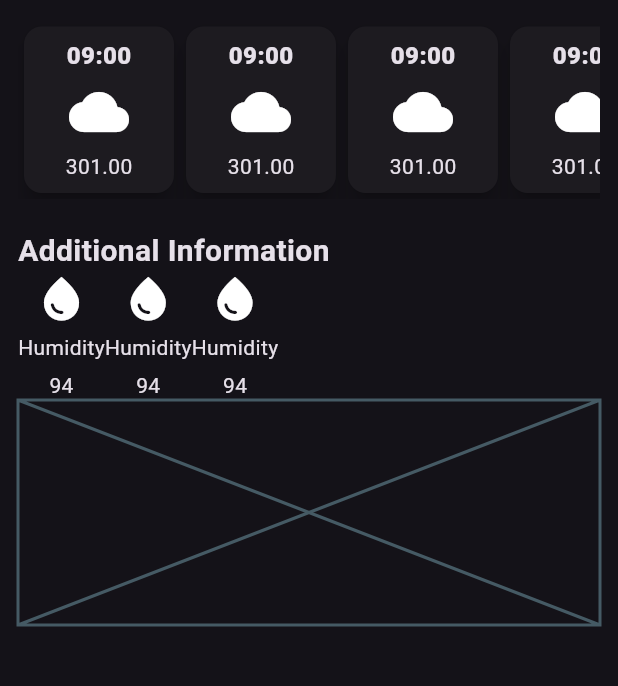
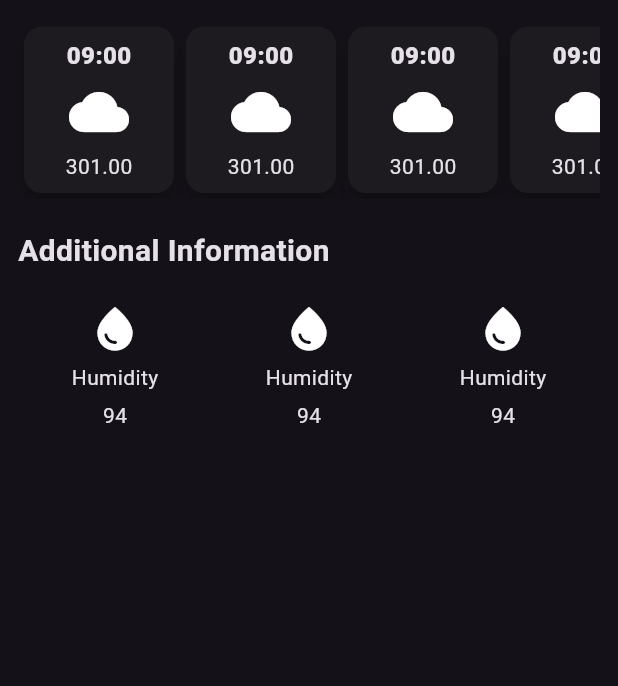
Before and after one commit to fiftheenyen/weather_app, a Flutter app: the screen it shows after launch, on a phone screen of 412 x 824 dp, the part 494-1180 px from its top. Run offline on Flutter 3.47's test engine with Material 3 defaults, Android fonts, the phone set to English and light mode, and no system bars.

Commit message:
added spacearound in the row

```diff
--- a/lib/weather_screen.dart
+++ b/lib/weather_screen.dart
@@ -90,14 +90,15 @@ class WeatherScreen extends StatelessWidget {
               'Additional Information',
               style: TextStyle(fontSize: 20, fontWeight: FontWeight.bold),
             ),
+            const SizedBox(height: 20),
             Row(
+              mainAxisAlignment: MainAxisAlignment.spaceAround,
               children: [
                 AdditionalInfoItem(),
                 AdditionalInfoItem(),
                 AdditionalInfoItem(),
               ],
             ),
-            const Placeholder(fallbackHeight: 150),
           ],
         ),
       ),
```
